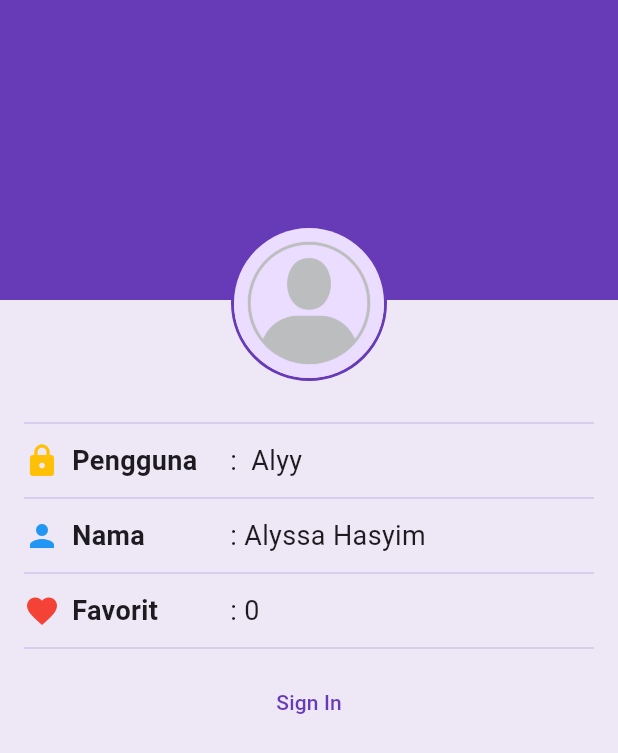
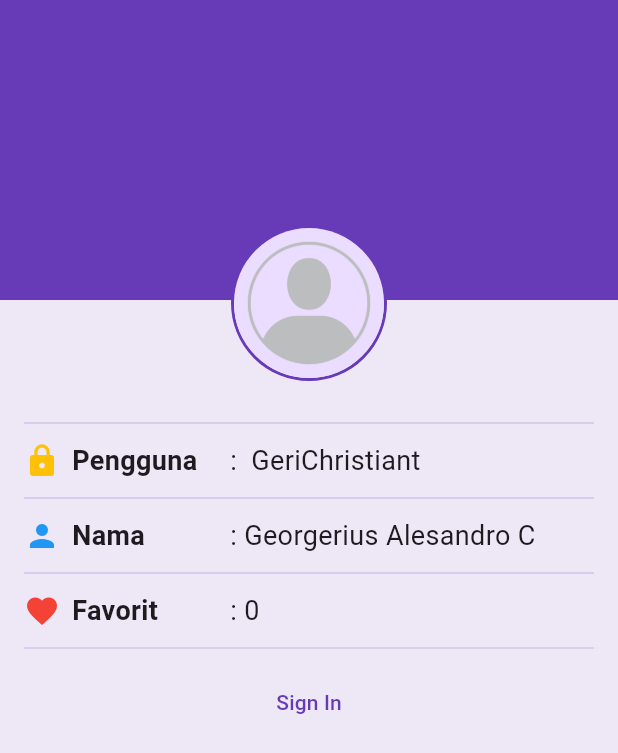
Before and after one commit to 2024-2025-Gasal-PABI-SI5B/project-wisata-candi-si5b-GeriChristian, a Flutter app: the ProfileScreen screen opened directly, on a phone screen of 412 x 824 dp. Shown: the top 753 px of the screen. Run offline on Flutter 3.47's test engine with Material 3 defaults, Android fonts, the phone set to English and light mode, and no system bars; our stand-ins replace cached_network_image.

Commit message:
final projek candy Georgerius

```diff
--- a/wisata_candi/lib/screens/profile_screen.dart
+++ b/wisata_candi/lib/screens/profile_screen.dart
@@ -10,8 +10,8 @@ class ProfileScreen extends StatefulWidget {
 class _ProfileScreenState extends State<ProfileScreen> {
   // TODO: 1.Deklarasikan variable yang dibutuhkan
   bool isSignedIn = false;
-  String fullName = 'Alyssa Hasyim';
-  String userName = ' Alyy';
+  String fullName = 'Georgerius Alesandro C';
+  String userName = ' GeriChristiant';
   int favoriteCandiCount = 0;
 
   // TODO: 5. Implementasi fungsi SignIn
```
